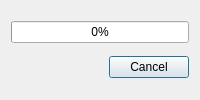
Above: src/progressandspeeddialog.ui from A-Izv/BigFileGenerator before the change. Below: the same form after it.
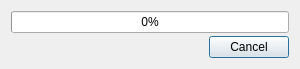
That is the form after the change.

What changed in the file:
```diff
--- a/src/progressandspeeddialog.ui
+++ b/src/progressandspeeddialog.ui
@@ -2,12 +2,26 @@
 <ui version="4.0">
  <class>ProgressAndSpeedDialog</class>
  <widget class="QDialog" name="ProgressAndSpeedDialog">
+  <property name="geometry">
+   <rect>
+    <x>0</x>
+    <y>0</y>
+    <width>300</width>
+    <height>65</height>
+   </rect>
+  </property>
   <property name="sizePolicy">
    <sizepolicy hsizetype="Fixed" vsizetype="Fixed">
     <horstretch>0</horstretch>
     <verstretch>0</verstretch>
    </sizepolicy>
   </property>
+  <property name="minimumSize">
+   <size>
+    <width>300</width>
+    <height>0</height>
+   </size>
+  </property>
   <property name="modal">
    <bool>true</bool>
   </property>
```
